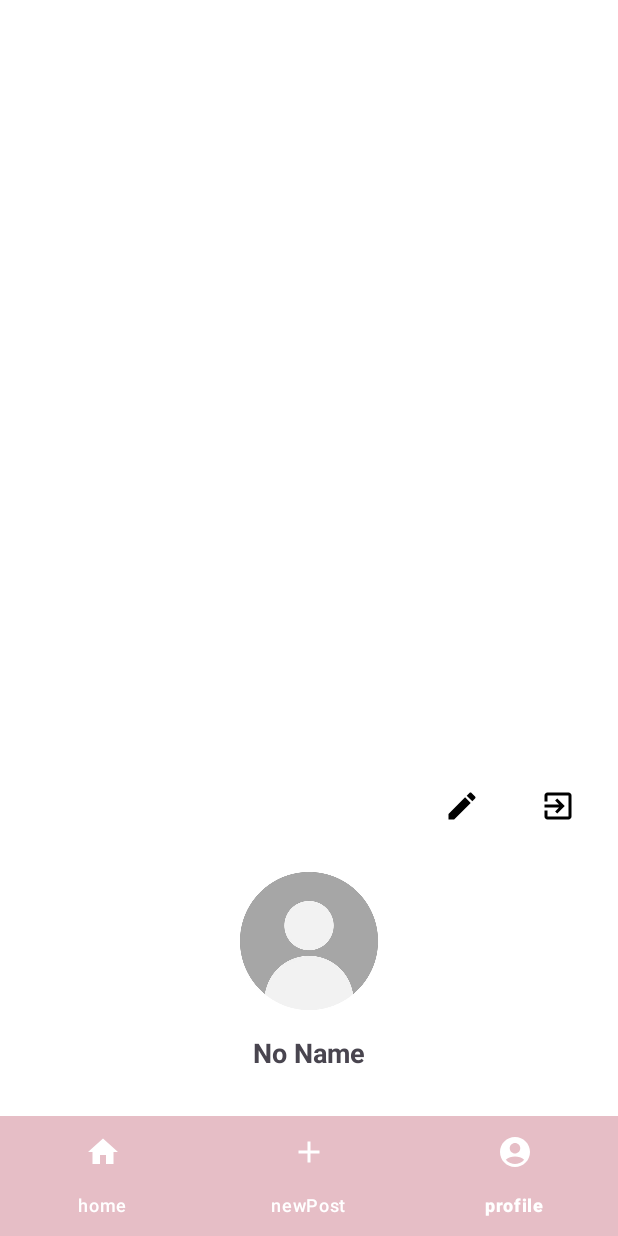
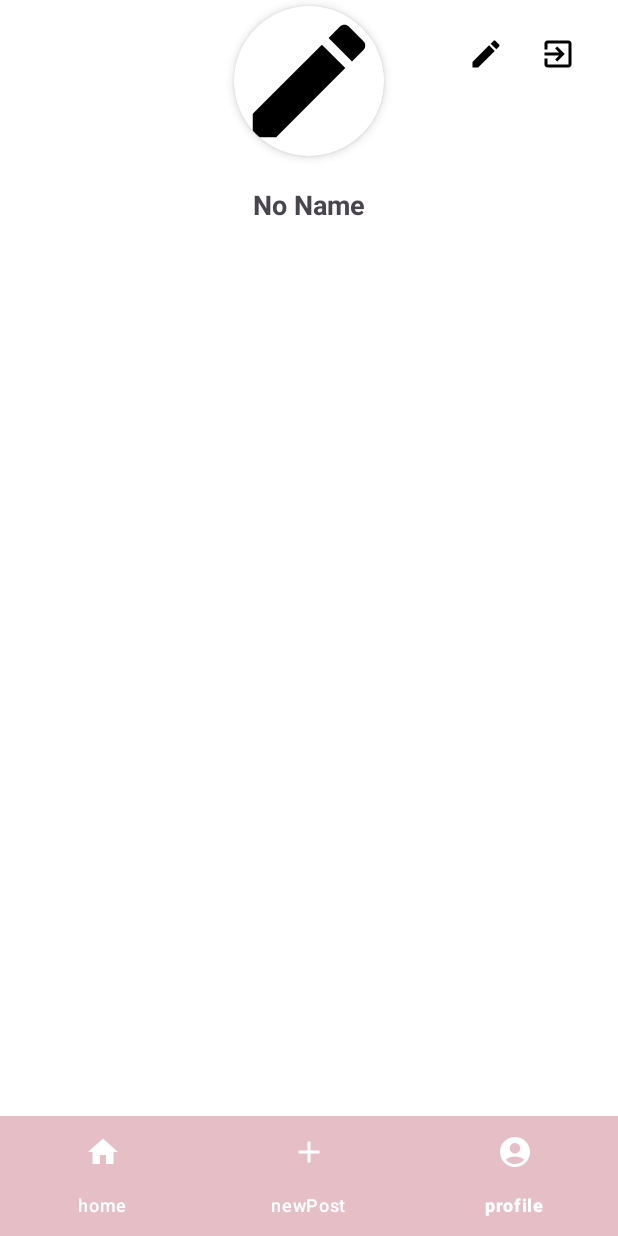
Before and after one commit to danielnissan1/Android, an Android app: the ProfileFragment screen opened through its navigation route, on a phone screen of 412 x 824 dp. Run offline under Robolectric (Android 15) with nearby library versions, the light colour scheme and no system bars; our stand-ins replace Firebase (no records; nobody signed in at launch, a user with empty details on screens opened directly), Picasso, Room's generated code, navigation-ui; pictures from the network do not load.

Commit message:
profile image round

```diff
--- a/app/src/main/java/com/example/yadshniya/Fragments/profileFragment.kt
+++ b/app/src/main/java/com/example/yadshniya/Fragments/profileFragment.kt
@@ -1,8 +1,8 @@
 package com.example.yadshniya.Fragments
 
+import PostAdapter
 import android.annotation.SuppressLint
 import android.content.Intent
-import android.graphics.Bitmap
 import android.graphics.drawable.BitmapDrawable
 import android.net.Uri
 import android.os.Bundle
@@ -20,8 +20,12 @@ import androidx.activity.result.ActivityResult
 import androidx.activity.result.ActivityResultLauncher
 import androidx.activity.result.contract.ActivityResultContracts
 import androidx.fragment.app.Fragment
+import androidx.lifecycle.Observer
+import androidx.recyclerview.widget.LinearLayoutManager
+import androidx.recyclerview.widget.RecyclerView
 import com.example.yadshniya.LoginActivity
 import com.example.yadshniya.Model.Model.Companion.instance
+import com.example.yadshniya.Model.Post
 import com.example.yadshniya.Model.User
 import com.example.yadshniya.R
 import com.google.firebase.Firebase
@@ -39,6 +43,10 @@ class ProfileFragment : Fragment() {
     private var imageURI: Uri? = null
     private lateinit var imageSelectionCallBack: ActivityResultLauncher<Intent>
 
+    private lateinit var recyclerView: RecyclerView
+    private lateinit var postAdapter: PostAdapter
+    private var postList: MutableList<Post> = mutableListOf()
+
     override fun onCreateView(
         inflater: LayoutInflater, container: ViewGroup?,
         savedInstanceState: Bundle?
@@ -52,6 +60,32 @@ class ProfileFragment : Fragment() {
         Log.i("ProfileFragment", "Profile screen loaded")
         setUserDetails()
         setUI()
+
+        // Initialize RecyclerView
+        recyclerView = requireView().findViewById(R.id.recycler_view_user_posts)
+        recyclerView.layoutManager = LinearLayoutManager(requireContext())
+        postAdapter = PostAdapter(postList, false)
+        recyclerView.adapter = postAdapter
+//        recyclerView.layoutParams.height = ViewGroup.LayoutParams.WRAP_CONTENT
+
+        instance().getAllPosts().observe(viewLifecycleOwner, Observer { posts ->
+            Log.d("profileFragment", "Fetched ${posts.size} posts")
+
+            if (posts.isEmpty()) {
+                Log.e("profileFragment", "No posts fetched. Check Firestore query or database.")
+            }
+
+            postList.clear()
+            postList.addAll(posts)
+            postAdapter.notifyDataSetChanged()
+        })
+
+        instance().EventPostsListLoadingState.observe(viewLifecycleOwner, Observer { state ->
+            Log.d("profileFragment", "Loading State: $state")
+        })
+
+        observeData()
+        reloadData()
     }
 
         private fun setUserDetails() {
@@ -215,4 +249,24 @@ class ProfileFragment : Fragment() {
         imageSelectionCallBack.launch(intent)
     }
 
+    private fun reloadData() {
+        Log.d("profileFragment", "Reloading data...")
+        instance().refreshAllPosts()
+    }
+
+    private fun observeData() {
+        instance().getAllPosts().observe(viewLifecycleOwner, Observer { posts ->
+            Log.d("profileFragment", "Fetched ${posts.size} posts")
+
+            if (posts.isNotEmpty()) {
+                postList.clear()
+                postList.addAll(posts)
+                postAdapter.notifyDataSetChanged()
+                Log.d("profileFragment", "Adapter notified with new data")
+            } else {
+                Log.e("profileFragment", "No posts to display")
+            }
+        })
+    }
+
 }
--- a/app/src/main/res/layout/activity_profile.xml
+++ b/app/src/main/res/layout/activity_profile.xml
@@ -1,9 +1,20 @@
 <androidx.constraintlayout.widget.ConstraintLayout
     xmlns:android="http://schemas.android.com/apk/res/android"
     xmlns:app="http://schemas.android.com/apk/res-auto"
+    xmlns:tools="http://schemas.android.com/tools"
     android:layout_width="match_parent"
     android:layout_height="match_parent"
-    android:background="@color/white">
+    android:background="@color/white"
+    android:clipChildren="false"
+    android:clipToPadding="false">
+
+    <androidx.constraintlayout.widget.ConstraintLayout
+        android:layout_width="match_parent"
+        android:layout_height="wrap_content"
+        app:layout_constraintTop_toTopOf="parent"
+        app:layout_constraintStart_toStartOf="parent"
+        app:layout_constraintEnd_toEndOf="parent"
+        android:padding="16dp">
 
         <ImageButton
             android:id="@+id/btn_edit_user"
@@ -11,14 +22,15 @@
             android:layout_height="48dp"
             android:background="?attr/selectableItemBackgroundBorderless"
             android:backgroundTint="#000000"
+            android:clickable="true"
+            android:contentDescription="@string/edit"
+            android:focusable="true"
+            android:scaleType="centerInside"
             android:src="@drawable/baseline_edit_24"
-        android:contentDescription="@string/edit"
-        android:scaleType="centerInside"
+            android:elevation="4dp"
+            app:layout_constraintEnd_toStartOf="@id/btn_exit_user"
             app:layout_constraintTop_toTopOf="parent"
-        app:layout_constraintEnd_toStartOf="@id/btn_exit_user"
-        android:clickable="true"
-        android:focusable="true"
-        android:layout_margin="16dp"/>
+            app:layout_constraintBottom_toBottomOf="parent"/>
 
         <ImageButton
             android:id="@+id/btn_exit_user"
@@ -26,14 +38,16 @@
             android:layout_height="48dp"
             android:background="?attr/selectableItemBackgroundBorderless"
             android:backgroundTint="#000000"
+            android:clickable="true"
+            android:contentDescription="@string/exit"
+            android:focusable="true"
+            android:scaleType="centerInside"
             android:src="@drawable/baseline_exit_to_app_24"
-        android:contentDescription="@string/exit"
-        android:scaleType="centerInside"
+            android:elevation="4dp"
+            app:layout_constraintEnd_toEndOf="parent"
             app:layout_constraintTop_toTopOf="parent"
-        app:layout_constraintEnd_toEndOf="parent"
-        android:clickable="true"
-        android:focusable="true"
-        android:layout_margin="16dp"/>
+            app:layout_constraintBottom_toBottomOf="parent"/>
+    </androidx.constraintlayout.widget.ConstraintLayout>
 
     <LinearLayout
         android:id="@+id/profile_info"
@@ -44,16 +58,30 @@
         app:layout_constraintTop_toBottomOf="@id/btn_exit_user"
         app:layout_constraintStart_toStartOf="parent"
         app:layout_constraintEnd_toEndOf="parent"
-        android:layout_marginTop="16dp">
+        android:layout_marginTop="16dp"
+        tools:ignore="NotSibling">
+
+        <androidx.cardview.widget.CardView
+            android:layout_width="100dp"
+            android:layout_height="100dp"
+            app:cardCornerRadius="50dp"
+            app:cardElevation="4dp"
+            android:layout_margin="8dp"
+            android:clipChildren="true"
+            android:clipToPadding="true">
 
             <ImageButton
                 android:id="@+id/profileImage"
-            android:layout_width="100dp"
-            android:layout_height="100dp"
+                android:layout_width="match_parent"
+                android:layout_height="match_parent"
                 android:background="@android:color/transparent"
-            android:scaleType="centerInside"
-            app:srcCompat="@drawable/profile"
-            android:contentDescription="Profile Image Button"/>
+                android:scaleType="centerCrop"
+                android:clickable="true"
+                android:contentDescription="@string/edit"
+                android:focusable="true"
+                android:src="@drawable/baseline_edit_24"/>
+        </androidx.cardview.widget.CardView>
+
 
         <TextView
             android:id="@+id/profile_username"
@@ -74,13 +102,15 @@
     </LinearLayout>
 
     <androidx.recyclerview.widget.RecyclerView
-        android:id="@+id/recycler_view_posts"
+        android:id="@+id/recycler_view_user_posts"
         android:layout_width="match_parent"
-        android:layout_height="0dp"
+        android:layout_height="550dp"
         app:layout_constraintTop_toBottomOf="@id/profile_info"
         app:layout_constraintBottom_toBottomOf="parent"
         app:layout_constraintStart_toStartOf="parent"
         app:layout_constraintEnd_toEndOf="parent"
-        android:padding="16dp"/>
+        android:padding="16dp"
+        android:layout_marginTop="16dp"
+        tools:listitem="@layout/post"/>
 
 </androidx.constraintlayout.widget.ConstraintLayout>
```
Lines whose indentation alone changed are shown as unchanged.
